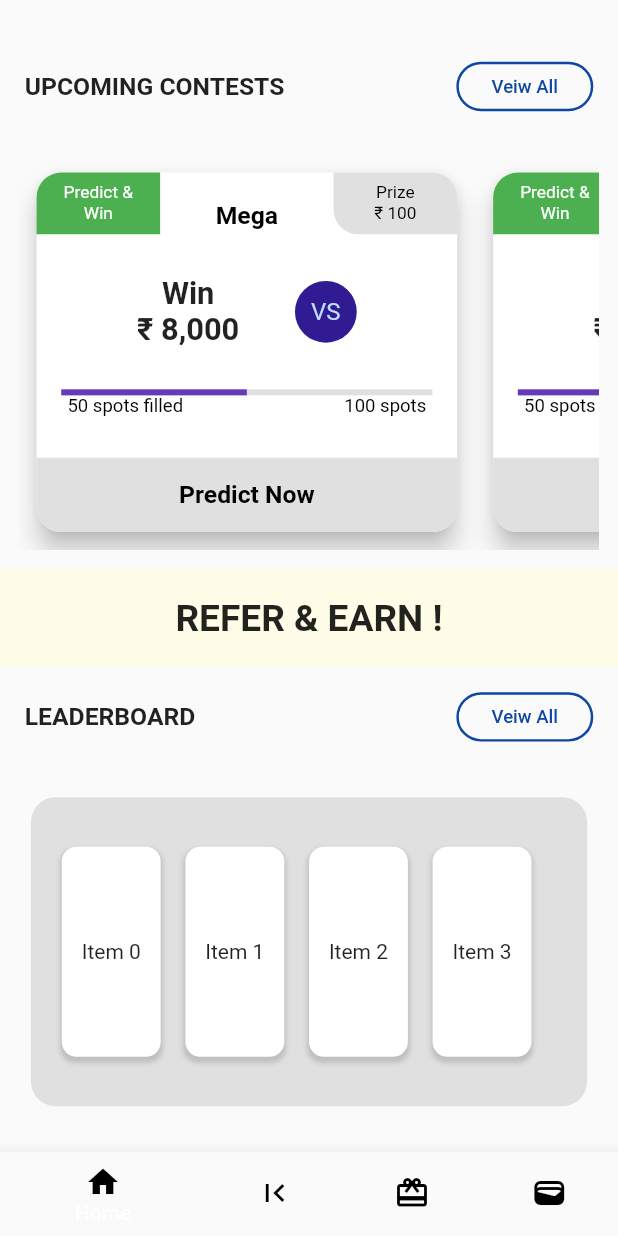
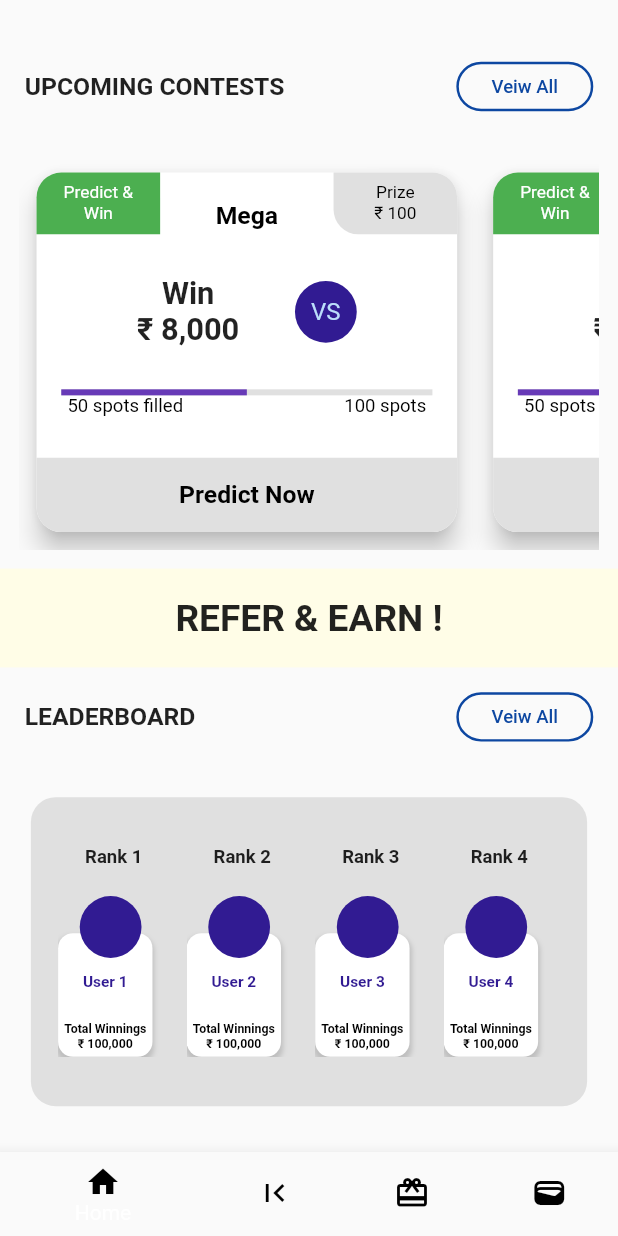
Before and after one commit to SanketSarmalkar/Home_Page_Design_Flutter_1, a Flutter app: the screen it shows after launch, on a phone screen of 412 x 824 dp. Run offline on Flutter 3.47's test engine with Material 2 defaults, Android fonts, the phone set to English and light mode, and no system bars.

Commit message:
leaderboard done

```diff
--- a/lib/components/leader_board_item.dart
+++ b/lib/components/leader_board_item.dart
@@ -1,7 +1,7 @@
 import 'package:flutter/material.dart';
 
 class LeaderBoardItem extends StatefulWidget {
-  final item;
+  final int item;
   const LeaderBoardItem({Key? key, required this.item}) : super(key: key);
 
   @override
@@ -17,22 +17,92 @@ class _LeaderBoardItemState extends State<LeaderBoardItem> {
       padding: EdgeInsets.only(
         top: width * 0.05,
         bottom: width * 0.05,
-        right: width * 0.02,
-        left: width * 0.02,
+        right: width * 0.014,
+        left: width * 0.014,
       ),
       child: Container(
-        width: width * 0.16,
+        width: width * 0.18,
         decoration: BoxDecoration(
+          color: Colors.grey[300],
+        ),
+        child: Column(
+          mainAxisAlignment: MainAxisAlignment.spaceBetween,
+          children: [
+            Text("Rank ${widget.item + 1}",
+                style: TextStyle(
+                  fontSize: width * 0.03,
+                  fontWeight: FontWeight.bold,
+                )),
+            SizedBox(
+              height: height * 0.15,
+              child: Stack(
+                children: [
+                  Positioned(
+                    top: height * 0.05,
+                    child: Container(
+                      height: height * 0.1,
+                      decoration: BoxDecoration(
+                          borderRadius: BorderRadius.circular(10),
                           color: Colors.white,
-            borderRadius: BorderRadius.circular(10),
                           boxShadow: [
                             BoxShadow(
                                 color: Colors.grey.withOpacity(0.5),
                                 spreadRadius: 1,
                                 blurRadius: 2,
-                  offset: Offset(0, 3))
+                                offset: const Offset(0, 3)),
                           ]),
-        child: Center(child: Text('Item ${widget.item}')),
+                      child: Padding(
+                        padding: EdgeInsets.all(width * 0.01),
+                        child: Column(
+                            mainAxisAlignment: MainAxisAlignment.end,
+                            children: [
+                              Padding(
+                                padding:
+                                    EdgeInsets.only(bottom: height * 0.025),
+                                child: Text(
+                                  "User ${widget.item + 1}",
+                                  style: TextStyle(
+                                    fontSize: width * 0.025,
+                                    fontWeight: FontWeight.bold,
+                                    color: Colors.deepPurple[900],
+                                  ),
+                                ),
+                              ),
+                              Column(
+                                  mainAxisAlignment: MainAxisAlignment.center,
+                                  children: [
+                                    Text(
+                                      "Total Winnings",
+                                      style: TextStyle(
+                                        fontSize: width * 0.02,
+                                        fontWeight: FontWeight.bold,
+                                        color: Colors.black,
+                                      ),
+                                    ),
+                                    Text("₹ 100,000",
+                                        style: TextStyle(
+                                          fontSize: width * 0.02,
+                                          fontWeight: FontWeight.bold,
+                                          color: Colors.black,
+                                        )),
+                                  ])
+                            ]),
+                      ),
+                    ),
+                  ),
+                  Positioned(
+                    bottom: height * 0.08,
+                    right: width * 0.045,
+                    child: CircleAvatar(
+                      radius: width * 0.05,
+                      backgroundColor: Colors.deepPurple[900],
+                    ),
+                  ),
+                ],
+              ),
+            ),
+          ],
+        ),
       ),
     );
   }
```
Lines whose indentation alone changed are shown as unchanged.
